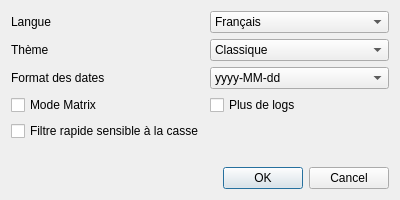
The window that Dialogs/OptionsDialog.ui (AmbreM71/MovieManager) describes before a commit, drawn with Qt 5.
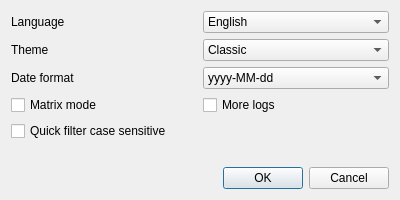
The same window after the commit.

Commit message: Change text language in code, create function to log database query, update translations

```diff
--- a/Dialogs/OptionsDialog.ui
+++ b/Dialogs/OptionsDialog.ui
@@ -33,7 +33,7 @@
    <item row="0" column="0">
     <widget class="QLabel" name="LanguageLabel">
      <property name="text">
-      <string>Langue</string>
+      <string>Language</string>
      </property>
     </widget>
    </item>
@@ -43,7 +43,7 @@
       <bool>true</bool>
      </property>
      <property name="text">
-      <string>Filtre rapide sensible à la casse</string>
+      <string>Quick filter case sensitive</string>
      </property>
      <property name="checked">
       <bool>false</bool>
@@ -57,7 +57,7 @@
     <widget class="QComboBox" name="LanguageCombobox">
      <item>
       <property name="text">
-       <string>Français</string>
+       <string>English</string>
       </property>
      </item>
      <item>
@@ -81,7 +81,7 @@
     <widget class="QComboBox" name="ThemeCombobox">
      <item>
       <property name="text">
-       <string>Classique</string>
+       <string>Classic</string>
       </property>
      </item>
      <item>
@@ -104,14 +104,14 @@
    <item row="1" column="0">
     <widget class="QLabel" name="ThemeLabel">
      <property name="text">
-      <string>Thème</string>
+      <string>Theme</string>
      </property>
     </widget>
    </item>
    <item row="2" column="0">
     <widget class="QLabel" name="DateFormatLabel">
      <property name="text">
-      <string>Format des dates</string>
+      <string>Date format</string>
      </property>
     </widget>
    </item>
@@ -140,7 +140,7 @@
       <string>La cuillère n’existe pas.</string>
      </property>
      <property name="text">
-      <string>Mode Matrix</string>
+      <string>Matrix mode</string>
      </property>
     </widget>
    </item>
@@ -150,7 +150,7 @@
       <string>&lt;html&gt;&lt;head/&gt;&lt;body&gt;&lt;p&gt;Affiche plus de logs si lancée depuis un terminal. (Uniquement à des fins de débogage )&lt;/p&gt;&lt;/body&gt;&lt;/html&gt;</string>
      </property>
      <property name="text">
-      <string>Plus de logs</string>
+      <string>More logs</string>
      </property>
     </widget>
    </item>
```
Left out of the diff: 10 changed lines with no effect on the pictures. The commit also changes 26 other files.
